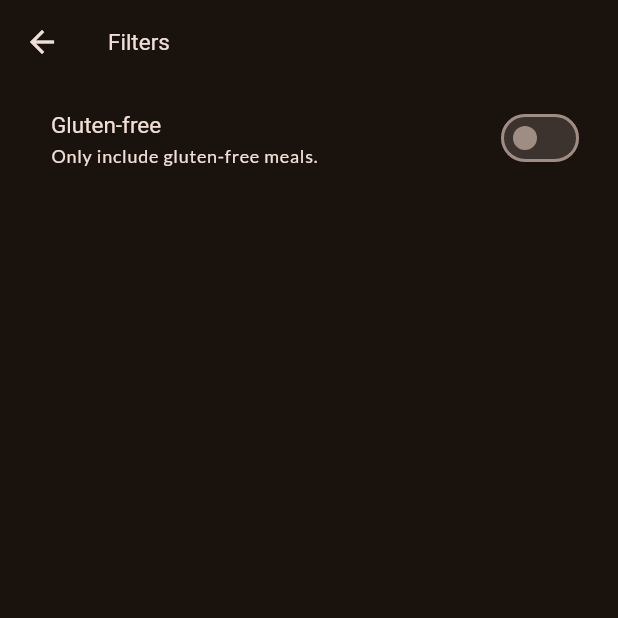
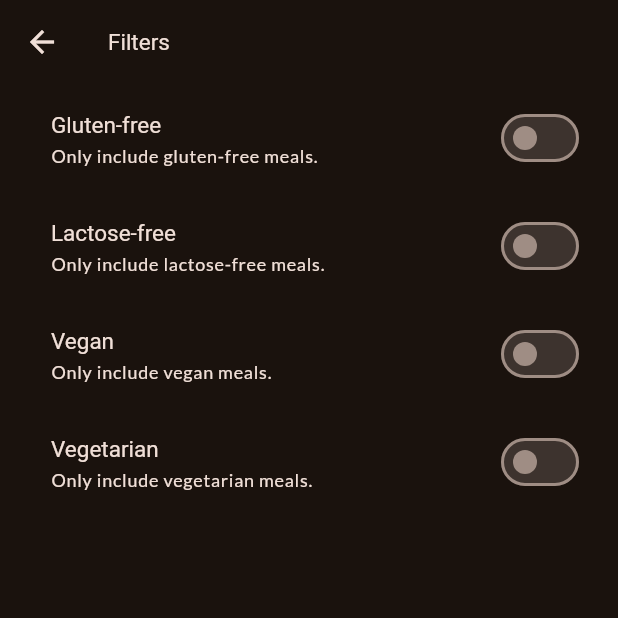
Before and after one commit to Cutie-Din/Projects, a Flutter app: the FiltersScreen screen opened directly, on a phone screen of 412 x 824 dp, the top half of it. Run offline on Flutter 3.47's test engine with Material 3 defaults, Android fonts, the phone set to English and light mode, and no system bars; our stand-ins replace google_fonts, transparent_image.

Commit message:
Finishing Meal_app

```diff
--- a/meals_app/lib/screens/filters.dart
+++ b/meals_app/lib/screens/filters.dart
@@ -1,6 +1,13 @@
 import 'package:flutter/material.dart';
 import 'package:meals_app/screens/tabs.dart';
 import 'package:meals_app/widgets/main_drawer.dart';
+
+enum Filter {
+  glutenFree,
+  lactoseFree,
+  vegan,
+  vegetarian,
+}
 
 class FiltersScreen extends StatefulWidget {
   const FiltersScreen({super.key});
@@ -11,6 +18,9 @@
 
 class _FiltersScreenState extends State<FiltersScreen> {
   var _glutenFreeFilterSet = false;
+  var _lactoseFreeFilterSet = false;
+  var _veganFilterSet = false;
+  var _vegetarianFilterSet = false;
 
   @override
   Widget build(BuildContext context) {
@@ -25,7 +35,17 @@
       //         .pushReplacement(MaterialPageRoute(builder: (ctx) => const TabsScreen()));
       //   }
       // }),
-      body: Column(
+      body: WillPopScope(
+        onWillPop: () async {
+          Navigator.of(context).pop({
+            Filter.glutenFree: _glutenFreeFilterSet,
+            Filter.lactoseFree: _lactoseFreeFilterSet,
+            Filter.vegan: _veganFilterSet,
+            Filter.vegetarian: _vegetarianFilterSet,
+          });
+          return false;
+        },
+        child: Column(
           children: [
             SwitchListTile(
               value: _glutenFreeFilterSet,
@@ -49,7 +69,74 @@
               activeColor: Theme.of(context).colorScheme.tertiary,
               contentPadding: const EdgeInsets.only(left: 34, right: 22),
             ),
+            SwitchListTile(
+              value: _lactoseFreeFilterSet,
+              onChanged: (isChecked) {
+                setState(() {
+                  _lactoseFreeFilterSet = isChecked;
+                });
+              },
+              title: Text(
+                'Lactose-free',
+                style: Theme.of(context).textTheme.titleLarge!.copyWith(
+                      color: Theme.of(context).colorScheme.onBackground,
+                    ),
+              ),
+              subtitle: Text(
+                'Only include lactose-free meals.',
+                style: Theme.of(context).textTheme.labelMedium!.copyWith(
+                      color: Theme.of(context).colorScheme.onBackground,
+                    ),
+              ),
+              activeColor: Theme.of(context).colorScheme.tertiary,
+              contentPadding: const EdgeInsets.only(left: 34, right: 22),
+            ),
+            SwitchListTile(
+              value: _veganFilterSet,
+              onChanged: (isChecked) {
+                setState(() {
+                  _veganFilterSet = isChecked;
+                });
+              },
+              title: Text(
+                'Vegan',
+                style: Theme.of(context).textTheme.titleLarge!.copyWith(
+                      color: Theme.of(context).colorScheme.onBackground,
+                    ),
+              ),
+              subtitle: Text(
+                'Only include vegan meals.',
+                style: Theme.of(context).textTheme.labelMedium!.copyWith(
+                      color: Theme.of(context).colorScheme.onBackground,
+                    ),
+              ),
+              activeColor: Theme.of(context).colorScheme.tertiary,
+              contentPadding: const EdgeInsets.only(left: 34, right: 22),
+            ),
+            SwitchListTile(
+              value: _vegetarianFilterSet,
+              onChanged: (isChecked) {
+                setState(() {
+                  _vegetarianFilterSet = isChecked;
+                });
+              },
+              title: Text(
+                'Vegetarian',
+                style: Theme.of(context).textTheme.titleLarge!.copyWith(
+                      color: Theme.of(context).colorScheme.onBackground,
+                    ),
+              ),
+              subtitle: Text(
+                'Only include vegetarian meals.',
+                style: Theme.of(context).textTheme.labelMedium!.copyWith(
+                      color: Theme.of(context).colorScheme.onBackground,
+                    ),
+              ),
+              activeColor: Theme.of(context).colorScheme.tertiary,
+              contentPadding: const EdgeInsets.only(left: 34, right: 22),
+            ),
           ],
+        ),
       ),
     );
   }
```
Lines whose indentation alone changed are shown as unchanged.
